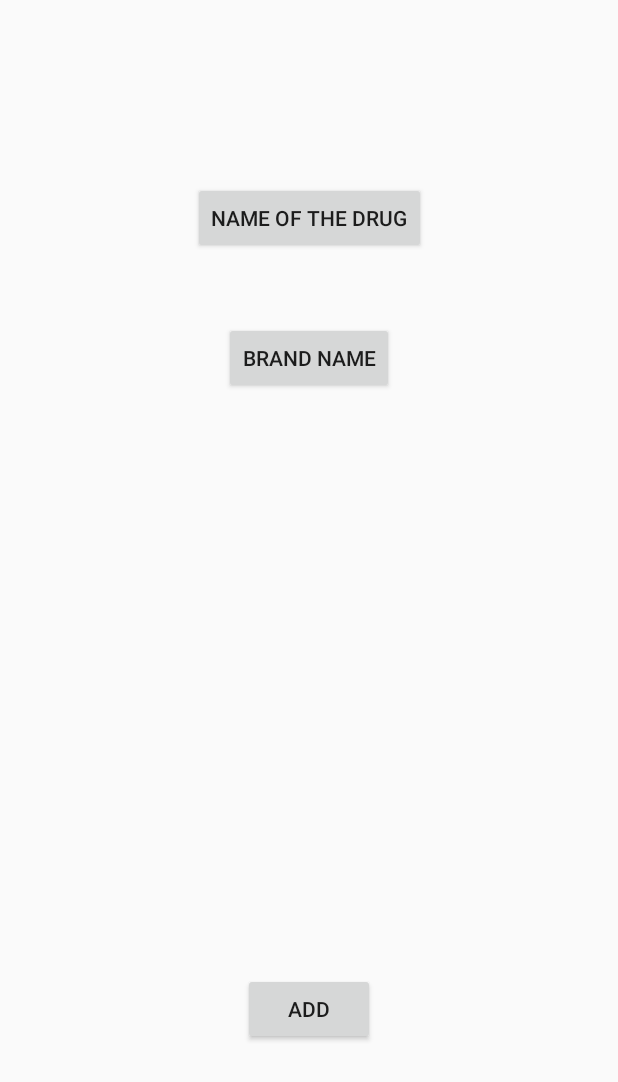
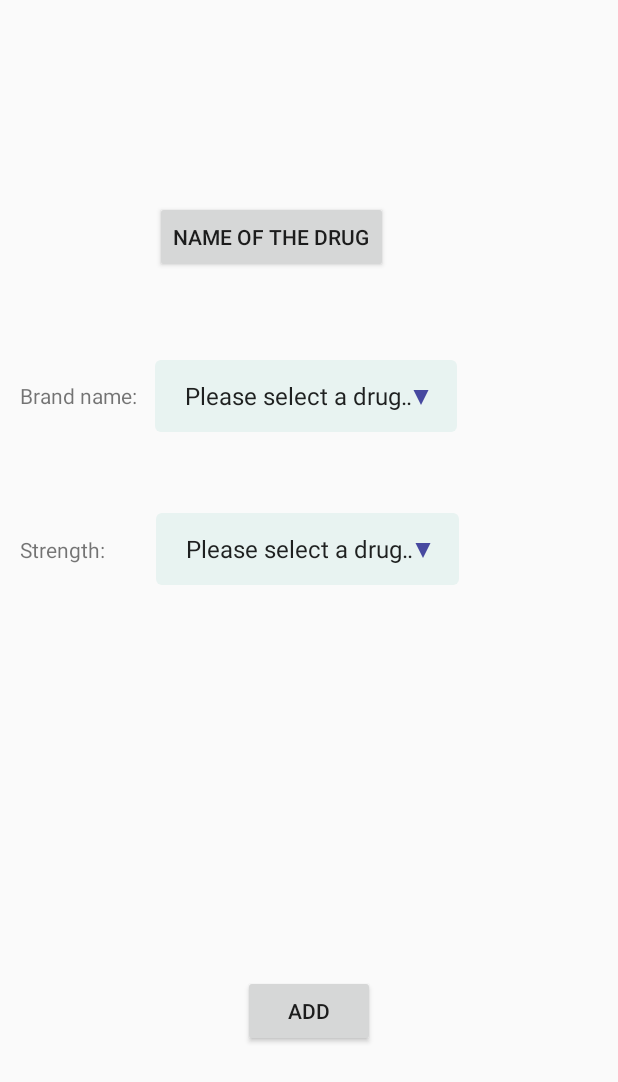
Before and after one commit to thasneem240/Smart-Tele-Doc-App, an Android app: the fragment DrugData shown on its own in the app's theme, on a phone screen of 412 x 824 dp. Shown: the top 1082 px of the screen. Run offline under Robolectric (Android 15) with nearby library versions, the phone set to English and light mode, and no system bars; 2 statements that could not run were skipped.

Commit message:
Selecting the brand name and the strength

```diff
--- a/app/src/main/java/com/example/capstoneprojectgroup4/writing_prescriptions/DrugData.java
+++ b/app/src/main/java/com/example/capstoneprojectgroup4/writing_prescriptions/DrugData.java
@@ -2,14 +2,18 @@ package com.example.capstoneprojectgroup4.writing_prescriptions;
 
 import android.os.Bundle;
 
-import androidx.appcompat.app.AppCompatActivity;
 import androidx.fragment.app.Fragment;
 import androidx.fragment.app.FragmentManager;
 
+import android.util.Log;
 import android.view.LayoutInflater;
 import android.view.View;
 import android.view.ViewGroup;
+import android.widget.AdapterView;
+import android.widget.ArrayAdapter;
 import android.widget.Button;
+import android.widget.Spinner;
+import android.widget.Toast;
 
 import com.example.capstoneprojectgroup4.R;
 import com.example.capstoneprojectgroup4.best_price.PrescriptionDrugObject;
@@ -32,12 +36,9 @@ public class DrugData extends Fragment {
     // TODO: Rename and change types of parameters
     private String mParam1;
     private String mParam2;
-    ArrayList<DatabaseDrugObject> listOfDrugData;
     PrescriptionDrugObject selectedDrug;
     int position;
-    public DrugData(ArrayList<DatabaseDrugObject> listOfDrugData){
-        this.listOfDrugData = listOfDrugData;
-    }
+
     public DrugData(PrescriptionDrugObject selectedDrug, int position){
         this.selectedDrug = selectedDrug;
     }
@@ -79,17 +80,38 @@ public class DrugData extends Fragment {
         View v = inflater.inflate(R.layout.fragment_drug_data, container, false);
 
         Button nameOfTheDrug = v.findViewById(R.id.Button_NameOfTheDrug);
-        Button brandName = v.findViewById(R.id.Button_BrandName);
         Button add = v.findViewById(R.id.Button_Add);
+        Spinner brands = v.findViewById(R.id.Spinner_AvailableBrands);
+        Spinner strengths = v.findViewById(R.id.Spinner_AvailbleStrenghts);
 
         FragmentManager fm = getActivity().getSupportFragmentManager();
 
-        if(selectedDrug == null){
+        ArrayList<DatabaseDrugObject> listOfDrugData;
+        WritingPrescriptionActivity writingPrescriptionActivity =  (WritingPrescriptionActivity) getContext();
+        listOfDrugData = writingPrescriptionActivity.getListOfDrugData();
 
+        if(selectedDrug != null){
+            nameOfTheDrug.setText(selectedDrug.getNameOfTheDrug());
+
+            ArrayList<String> listOfBrandNames = listOfDrugData.get(position).getBrandNames();
+            ArrayAdapter<String> arrayAdapterBrands = new ArrayAdapter<>(getContext(), android.R.layout.simple_spinner_item, listOfBrandNames);
+            arrayAdapterBrands.setDropDownViewResource(android.R.layout.simple_spinner_dropdown_item);
+            brands.setAdapter(arrayAdapterBrands);
+
+            ArrayList<String> listOfStrengths = listOfDrugData.get(position).getAvailableStrengths();
+            ArrayAdapter<String> arrayAdapterStrengths = new ArrayAdapter<>(getContext(), android.R.layout.simple_spinner_item, listOfStrengths);
+            arrayAdapterStrengths.setDropDownViewResource(android.R.layout.simple_spinner_dropdown_item);
+            strengths.setAdapter(arrayAdapterStrengths);
         }
         else{
-            nameOfTheDrug.setText(selectedDrug.getNameOfTheDrug());
+            ArrayList<String> emptyArrayList = new ArrayList<>();
+            emptyArrayList.add("Please select a drug first");
+            ArrayAdapter<String> emptyArrayAdapter = new ArrayAdapter<>(getContext(), android.R.layout.simple_spinner_item, emptyArrayList);
+            emptyArrayAdapter.setDropDownViewResource(android.R.layout.simple_spinner_dropdown_item);
+            brands.setAdapter(emptyArrayAdapter);
+            strengths.setAdapter(emptyArrayAdapter);
         }
+
 
         nameOfTheDrug.setOnClickListener(new View.OnClickListener() {
             @Override
@@ -105,25 +127,60 @@ public class DrugData extends Fragment {
             }
         });
 
-        brandName.setOnClickListener(new View.OnClickListener() {
+        brands.setOnItemSelectedListener(new AdapterView.OnItemSelectedListener() {
             @Override
-            public void onClick(View view) {
-                ArrayList<String> listOfBrandNames = listOfDrugData.get(position).getBrandNames();
+            public void onItemSelected(AdapterView<?> adapterView, View view, int i, long l) {
+                if(selectedDrug != null){
+                    selectedDrug.setBrandName(adapterView.getItemAtPosition(i).toString());
+                }
+            }
 
-                SearchWordByWord searchWordByWord = new SearchWordByWord(listOfBrandNames);
-                fm.beginTransaction().replace(R.id.fragmentContainerPrescription, searchWordByWord).commit();
+            @Override
+            public void onNothingSelected(AdapterView<?> adapterView) {
+
             }
         });
+
+        strengths.setOnItemSelectedListener(new AdapterView.OnItemSelectedListener() {
+            @Override
+            public void onItemSelected(AdapterView<?> adapterView, View view, int i, long l) {
+                if(selectedDrug != null){
+                    selectedDrug.setStrength(adapterView.getItemAtPosition(i).toString());
+                }
+            }
+
+            @Override
+            public void onNothingSelected(AdapterView<?> adapterView) {
+
+            }
+        });
+
 
         add.setOnClickListener(new View.OnClickListener() {
             @Override
             public void onClick(View view) {
+                if(selectedDrug == null){
+                    Toast.makeText(writingPrescriptionActivity, "Please select a drug, the name and the strength", Toast.LENGTH_SHORT).show();
+                    return;
+                }
+                if(selectedDrug.getNameOfTheDrug().equals("")){
+                    Toast.makeText(writingPrescriptionActivity, "Please select a drug, the name and the strength", Toast.LENGTH_SHORT).show();
+                    return;
+                }
+                if(selectedDrug.getBrandName().equals("")){
+                    Toast.makeText(writingPrescriptionActivity, "Please select the name of the brand.", Toast.LENGTH_SHORT).show();
+                    return;
+                }
+                if(selectedDrug.getStrength().equals("")){
+                    Toast.makeText(writingPrescriptionActivity, "Please select the strength", Toast.LENGTH_SHORT).show();
+                    return;
+                }
+
                 WritingPrescriptionActivity writingPrescriptionActivity =  (WritingPrescriptionActivity) view.getContext();
                 writingPrescriptionActivity.setSelectedDrug(selectedDrug);
 
                 FragmentManager fm = getActivity().getSupportFragmentManager();
                 DrugsContainers drugsContainers = new DrugsContainers();
-//                fm.beginTransaction().remove(fm.findFragmentById(R.id.FragmentContainerView_SelectTheDrug)).commit();
                 fm.beginTransaction().replace(R.id.fragmentContainerPrescription, drugsContainers).commit();
             }
         });
--- a/app/src/main/java/com/example/capstoneprojectgroup4/writing_prescriptions/SearchWordByWord.java
+++ b/app/src/main/java/com/example/capstoneprojectgroup4/writing_prescriptions/SearchWordByWord.java
@@ -117,7 +117,8 @@ public class SearchWordByWord extends Fragment {
                 }
 
                 SelectTheDrug selectTheDrug = new SelectTheDrug(output);
-                fm.beginTransaction().replace(R.id.FragmentContainerView_SelectTheDrug, selectTheDrug).commit();
+//                fm.beginTransaction().replace(R.id.FragmentContainerView_SelectTheDrug, selectTheDrug).commit();
+                fm.beginTransaction().replace(R.id.FrameLayout_FragmentContainer, selectTheDrug).commit();
             }
 
             @Override
--- a/app/src/main/java/com/example/capstoneprojectgroup4/writing_prescriptions/select_from_the_list/SelectTheDrugAdapter.java
+++ b/app/src/main/java/com/example/capstoneprojectgroup4/writing_prescriptions/select_from_the_list/SelectTheDrugAdapter.java
@@ -46,8 +46,11 @@ public class SelectTheDrugAdapter extends RecyclerView.Adapter<SelectTheDrugView
                 AppCompatActivity activity = (AppCompatActivity) view.getContext();
                 FragmentManager fm = activity.getSupportFragmentManager();
                 DrugData drugData = new DrugData(prescriptionDrugObject, position);
-                fm.beginTransaction().remove(fm.findFragmentById(R.id.FragmentContainerView_SelectTheDrug)).commit();
+//                fm.beginTransaction().remove(fm.findFragmentById(R.id.FragmentContainerView_SelectTheDrug)).commit();
+//                fm.beginTransaction().replace(R.id.fragmentContainerPrescription, drugData).commit();
+
                 fm.beginTransaction().replace(R.id.fragmentContainerPrescription, drugData).commit();
+
 
             }
         });
--- a/app/src/main/res/layout/fragment_drug_data.xml
+++ b/app/src/main/res/layout/fragment_drug_data.xml
@@ -10,29 +10,67 @@
         android:id="@+id/Button_NameOfTheDrug"
         android:layout_width="wrap_content"
         android:layout_height="wrap_content"
-        android:layout_marginTop="121dp"
+        android:layout_marginTop="134dp"
         android:text="Name of the drug"
-        app:layout_constraintEnd_toEndOf="@+id/Button_BrandName"
-        app:layout_constraintStart_toStartOf="@+id/Button_BrandName"
+        app:layout_constraintStart_toStartOf="@+id/Spinner_AvailableBrands"
         app:layout_constraintTop_toTopOf="parent" />
-
-    <Button
-        android:id="@+id/Button_BrandName"
-        android:layout_width="wrap_content"
-        android:layout_height="wrap_content"
-        android:layout_marginTop="45dp"
-        android:text="Brand name"
-        app:layout_constraintEnd_toEndOf="@+id/Button_Add"
-        app:layout_constraintStart_toStartOf="@+id/Button_Add"
-        app:layout_constraintTop_toBottomOf="@+id/Button_NameOfTheDrug" />
 
     <Button
         android:id="@+id/Button_Add"
         android:layout_width="wrap_content"
         android:layout_height="wrap_content"
-        android:layout_marginBottom="127dp"
+        android:layout_marginBottom="126dp"
         android:text="Add"
         app:layout_constraintBottom_toBottomOf="parent"
         app:layout_constraintEnd_toEndOf="parent"
         app:layout_constraintStart_toStartOf="parent" />
+
+    <Spinner
+        android:id="@+id/Spinner_AvailableBrands"
+        android:layout_width="0dp"
+        android:layout_height="wrap_content"
+        android:layout_marginTop="58dp"
+        android:layout_marginEnd="107dp"
+        android:background="@drawable/spinner_background_2"
+        android:minHeight="48dp"
+        app:layout_constraintEnd_toEndOf="parent"
+        app:layout_constraintStart_toEndOf="@+id/textView4"
+        app:layout_constraintTop_toBottomOf="@+id/Button_NameOfTheDrug" />
+
+    <Spinner
+        android:id="@+id/Spinner_AvailbleStrenghts"
+        android:layout_width="0dp"
+        android:layout_height="wrap_content"
+        android:layout_marginTop="54dp"
+        android:layout_marginEnd="106dp"
+        android:background="@drawable/spinner_background_2"
+        android:minHeight="48dp"
+        app:layout_constraintEnd_toEndOf="parent"
+        app:layout_constraintStart_toEndOf="@+id/textView12"
+        app:layout_constraintTop_toBottomOf="@+id/Spinner_AvailableBrands" />
+
+    <TextView
+        android:id="@+id/textView4"
+        android:layout_width="wrap_content"
+        android:layout_height="wrap_content"
+        android:layout_marginStart="13dp"
+        android:layout_marginTop="72dp"
+        android:layout_marginEnd="12dp"
+        android:text="Brand name:"
+        app:layout_constraintEnd_toStartOf="@+id/Spinner_AvailableBrands"
+        app:layout_constraintStart_toStartOf="parent"
+        app:layout_constraintTop_toBottomOf="@+id/Button_NameOfTheDrug" />
+
+    <TextView
+        android:id="@+id/textView12"
+        android:layout_width="wrap_content"
+        android:layout_height="wrap_content"
+        android:layout_marginStart="13dp"
+        android:layout_marginEnd="34dp"
+        android:text="Strength:"
+        app:layout_constraintBaseline_toBaselineOf="@+id/Spinner_AvailbleStrenghts"
+        app:layout_constraintEnd_toStartOf="@+id/Spinner_AvailbleStrenghts"
+        app:layout_constraintStart_toStartOf="parent" />
+
+
 </androidx.constraintlayout.widget.ConstraintLayout>
```
Also changed, not shown: app/src/main/java/com/example/capstoneprojectgroup4/writing_prescriptions/WritingPrescriptionActivity.java (+13 -0 lines), app/src/main/java/com/example/capstoneprojectgroup4/writing_prescriptions/drug_containers/DrugsContainers.java (+37 -12 lines), app/src/main/res/layout/fragment_search_word_by_word.xml (+20 -3 lines), app/src/main/res/layouts/writing_prescriptions/layout/activity_prescription.xml (+0 -20 lines), app/src/main/res/layouts/writing_prescriptions/layout/fragment_drug_containers.xml (renamed from app/src/main/res/layouts/writing_prescriptions/layout/fragment_select_drugs.xml, +10 -0 lines).
